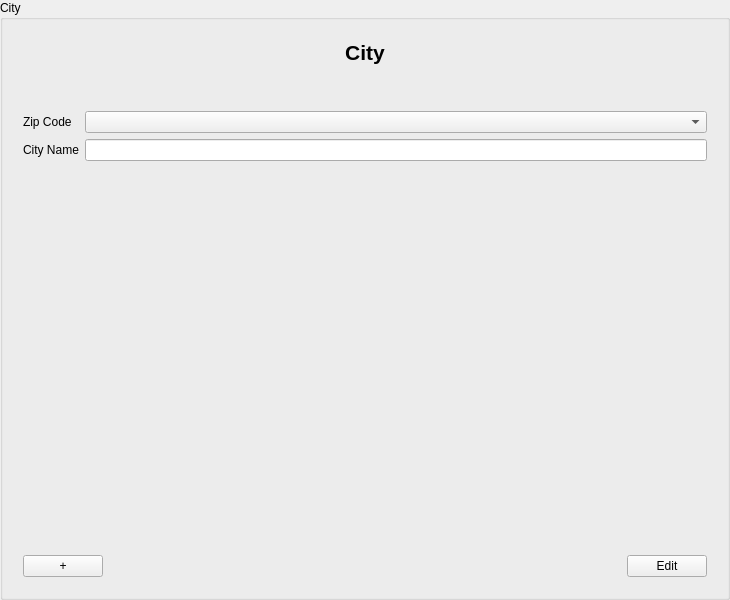
Before: the Qt Designer form src/libs/widgets/src/views/cityinputarea.ui in jmuelbert/jmbde-QT, drawn with Qt 5.
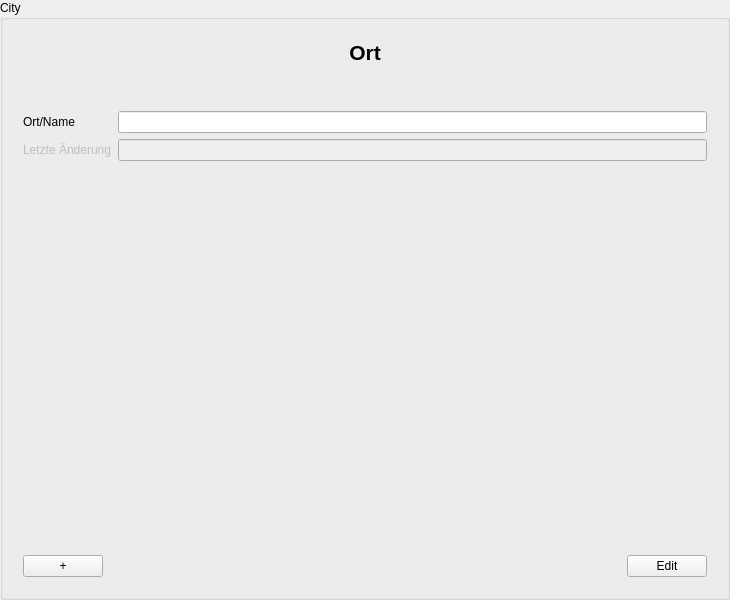
After: the same form once the commit is applied.

```diff
--- a/src/libs/widgets/src/views/cityinputarea.ui
+++ b/src/libs/widgets/src/views/cityinputarea.ui
@@ -35,7 +35,7 @@
            </font>
           </property>
           <property name="text">
-           <string>City</string>
+           <string>Ort</string>
           </property>
           <property name="alignment">
            <set>Qt::AlignCenter</set>
@@ -62,23 +62,36 @@
       </item>
       <item>
        <layout class="QGridLayout" name="gridLayout">
-        <item row="2" column="1">
-         <widget class="QLineEdit" name="lineEdit_CityName" />
-        </item>
         <item row="1" column="0">
          <widget class="QLabel" name="label_ZipCode">
           <property name="text">
-           <string>Zip Code</string>
+           <string>Ort/Name</string>
+          </property>
+          <property name="buddy">
+           <cstring>cityNameLineEdit</cstring>
           </property>
          </widget>
         </item>
         <item row="1" column="1">
-         <widget class="QComboBox" name="comboBox_ZipCode" />
+         <widget class="QLineEdit" name="cityNameLineEdit"/>
         </item>
         <item row="2" column="0">
-         <widget class="QLabel" name="label_CityName">
+         <widget class="QLabel" name="lastUpdateLabel">
+          <property name="enabled">
+           <bool>false</bool>
+          </property>
           <property name="text">
-           <string>City Name</string>
+           <string>Letzte Änderung</string>
+          </property>
+          <property name="buddy">
+           <cstring>lastUpdateLineEdit</cstring>
+          </property>
+         </widget>
+        </item>
+        <item row="2" column="1">
+         <widget class="QLineEdit" name="lastUpdateLineEdit">
+          <property name="enabled">
+           <bool>false</bool>
           </property>
          </widget>
         </item>
```
Left out of the diff: 14 changed lines with no effect on the pictures.
